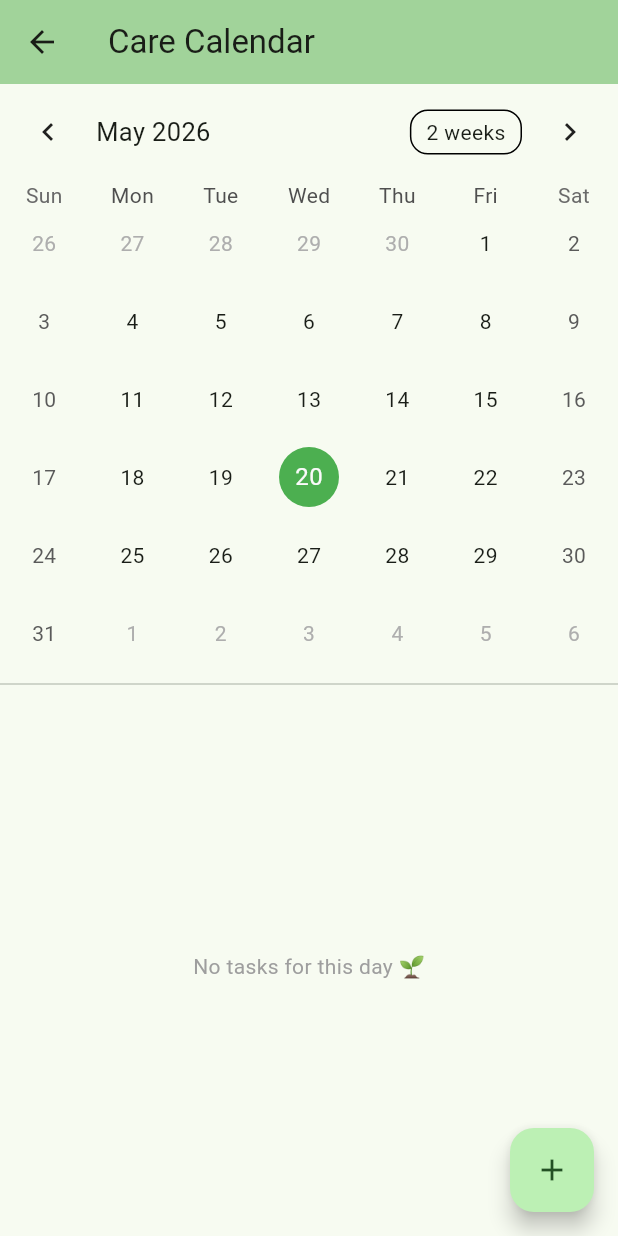
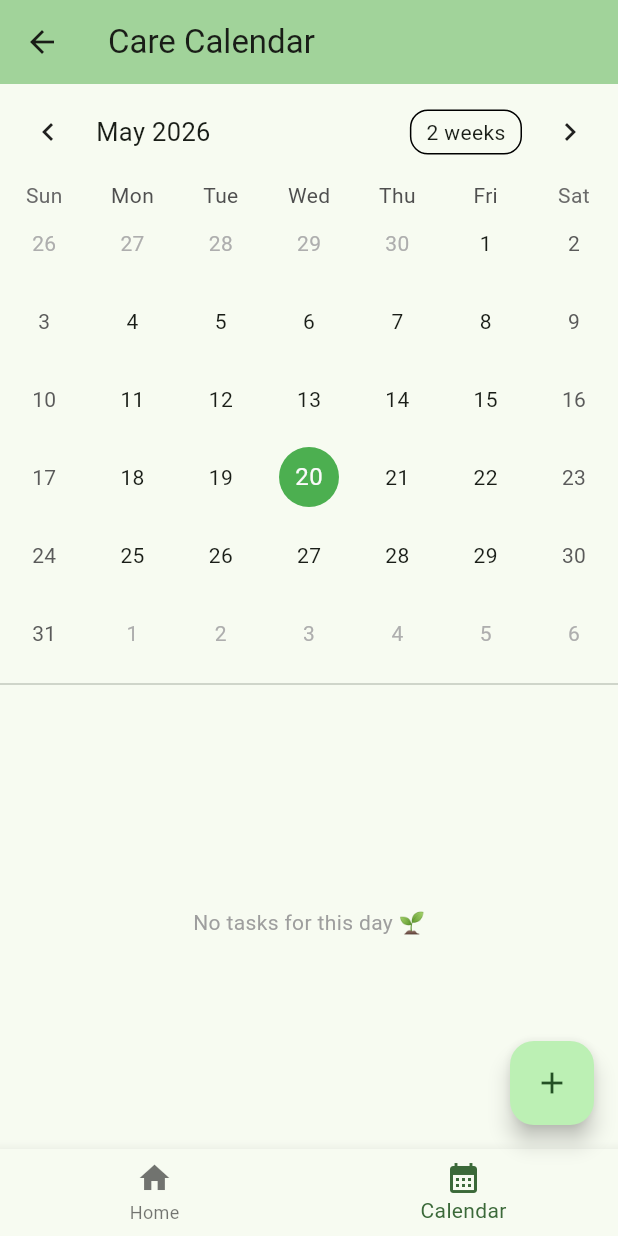
Before and after one commit to Creasiion/PlantMe-Mobile, a Flutter app: the screen it shows after launch, item 2 of the bottom bar chosen, on a phone screen of 412 x 824 dp. Run offline on Flutter 3.47's test engine with Material 3 defaults, Android fonts, the phone set to English and light mode, and no system bars; drawn by our look-alikes of table_calendar; our stand-ins replace floor, flutter_colorpicker, flutter_dotenv, image_picker, sqflite; accounts and stored records are empty; generated files the repository leaves out were written again; network calls fail.

Commit message:
Added navigator to calendar view

```diff
--- a/lib/views/calendar_view.dart
+++ b/lib/views/calendar_view.dart
@@ -5,6 +5,8 @@ import 'package:plant_me/providers/task_provider.dart';
 import 'package:plant_me/views/new_task_view.dart';
 import 'package:provider/provider.dart';
 import 'package:table_calendar/table_calendar.dart';
+
+import 'homepage.dart';
 
 class CalendarView extends StatefulWidget {
   const CalendarView({super.key});
@@ -145,6 +147,31 @@ class _CalendarViewState extends State<CalendarView> {
         },
         child: const Icon(Icons.add),
       ),
+      bottomNavigationBar: BottomNavigationBar(
+        items: const [
+          BottomNavigationBarItem(
+            icon: Icon(Icons.home),
+            label: 'Home',
+          ),
+
+          BottomNavigationBarItem(
+            icon: Icon(Icons.calendar_month),
+            label: 'Calendar',
+          ),
+        ],
+
+        currentIndex: 1,
+
+        onTap: (index) {
+          if (index == 0) {
+            Navigator.pushReplacement(
+              context,
+              MaterialPageRoute(builder: (_) => const MyHomePage(title: 'PlantMe'),
+              ),
+            );
+          }
+        },
+      ),
     );
   }
 
```
